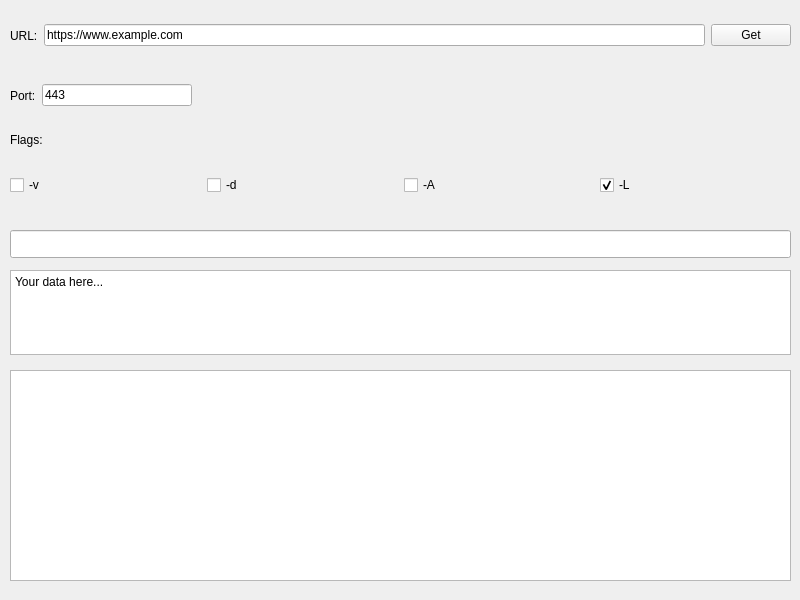
abmaurya/QcURL, file mainwindow.ui: the form before one commit.
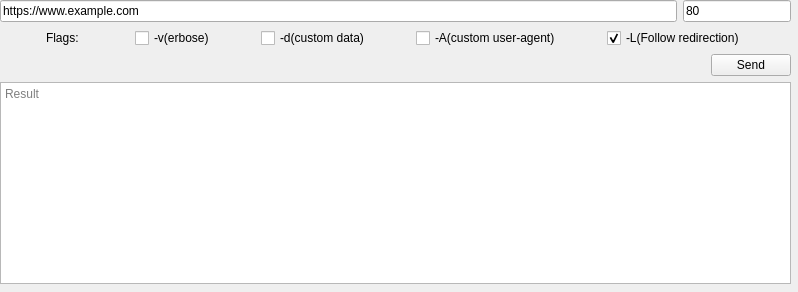
The form after the commit.

Commit message: add data and agent text fields dynamically

```diff
--- a/mainwindow.ui
+++ b/mainwindow.ui
@@ -6,70 +6,146 @@
    <rect>
     <x>0</x>
     <y>0</y>
-    <width>800</width>
-    <height>600</height>
+    <width>798</width>
+    <height>292</height>
    </rect>
   </property>
   <property name="windowTitle">
    <string>MainWindow</string>
   </property>
   <widget class="QWidget" name="centralwidget">
-   <widget class="QTextBrowser" name="resultTextBrowser">
-    <property name="geometry">
-     <rect>
-      <x>10</x>
-      <y>370</y>
-      <width>781</width>
-      <height>211</height>
-     </rect>
-    </property>
-   </widget>
-   <widget class="QLabel" name="flagsLabel">
+   <property name="styleSheet">
+    <string notr="true">vertical-align: top;</string>
+   </property>
+   <widget class="QWidget" name="verticalLayoutWidget">
     <property name="geometry">
      <rect>
-      <x>10</x>
-      <y>130</y>
-      <width>37</width>
-      <height>20</height>
+      <x>0</x>
+      <y>0</y>
+      <width>791</width>
+      <height>291</height>
      </rect>
     </property>
+    <layout class="QVBoxLayout" name="mainWindowLayout" stretch="0,0,0,0">
+     <property name="bottomMargin">
+      <number>7</number>
+     </property>
+     <item>
+      <layout class="QHBoxLayout" name="urlPortSectionHLayout" stretch="1,0">
+       <item>
+        <widget class="QLineEdit" name="urlLineEdit">
+         <property name="sizePolicy">
+          <sizepolicy hsizetype="Expanding" vsizetype="Fixed">
+           <horstretch>0</horstretch>
+           <verstretch>0</verstretch>
+          </sizepolicy>
+         </property>
+         <property name="toolTip">
+          <string extracomment="Enter url"/>
+         </property>
+         <property name="inputMethodHints">
+          <set>Qt::InputMethodHint::ImhUrlCharactersOnly</set>
+         </property>
     <property name="text">
-     <string>Flags:</string>
-    </property>
-   </widget>
-   <widget class="QWidget" name="horizontalLayoutWidget">
-    <property name="geometry">
-     <rect>
-      <x>10</x>
-      <y>160</y>
-      <width>781</width>
-      <height>51</height>
-     </rect>
-    </property>
+          <string>https://www.example.com</string>
+         </property>
+         <property name="placeholderText">
+          <string>URL</string>
+         </property>
+        </widget>
+       </item>
+       <item>
+        <widget class="QLineEdit" name="portLineEdit">
+         <property name="sizePolicy">
+          <sizepolicy hsizetype="Fixed" vsizetype="Fixed">
+           <horstretch>0</horstretch>
+           <verstretch>0</verstretch>
+          </sizepolicy>
+         </property>
+         <property name="toolTip">
+          <string extracomment="Enter url"/>
+         </property>
+         <property name="inputMethodHints">
+          <set>Qt::InputMethodHint::ImhDigitsOnly</set>
+         </property>
+         <property name="text">
+          <string>80</string>
+         </property>
+         <property name="placeholderText">
+          <string>Port number</string>
+         </property>
+        </widget>
+       </item>
+      </layout>
+     </item>
+     <item>
     <layout class="QHBoxLayout" name="flagOptionsSectionHlLayout">
+       <property name="spacing">
+        <number>0</number>
+       </property>
+       <item>
+        <widget class="QLabel" name="flagsLabel">
+         <property name="sizePolicy">
+          <sizepolicy hsizetype="Fixed" vsizetype="Fixed">
+           <horstretch>1</horstretch>
+           <verstretch>0</verstretch>
+          </sizepolicy>
+         </property>
+         <property name="text">
+          <string>Flags:   </string>
+         </property>
+         <property name="alignment">
+          <set>Qt::AlignmentFlag::AlignLeading|Qt::AlignmentFlag::AlignLeft|Qt::AlignmentFlag::AlignVCenter</set>
+         </property>
+        </widget>
+       </item>
      <item>
       <widget class="QCheckBox" name="verbosCheckBox">
+         <property name="sizePolicy">
+          <sizepolicy hsizetype="Fixed" vsizetype="Fixed">
+           <horstretch>0</horstretch>
+           <verstretch>0</verstretch>
+          </sizepolicy>
+         </property>
        <property name="text">
-        <string>-v</string>
+          <string>-v(erbose)</string>
        </property>
       </widget>
      </item>
      <item>
       <widget class="QCheckBox" name="dataCheckBox">
+         <property name="sizePolicy">
+          <sizepolicy hsizetype="Fixed" vsizetype="Fixed">
+           <horstretch>0</horstretch>
+           <verstretch>0</verstretch>
+          </sizepolicy>
+         </property>
        <property name="text">
-        <string>-d</string>
+          <string>-d(custom data)</string>
        </property>
       </widget>
      </item>
      <item>
       <widget class="QCheckBox" name="userAgentCheckBox">
+         <property name="sizePolicy">
+          <sizepolicy hsizetype="Fixed" vsizetype="Fixed">
+           <horstretch>0</horstretch>
+           <verstretch>0</verstretch>
+          </sizepolicy>
+         </property>
        <property name="text">
-        <string>-A</string>
+          <string extracomment="asda">-A(custom user-agent)</string>
        </property>
       </widget>
      </item>
      <item>
       <widget class="QCheckBox" name="followRedirectCheckBox">
+         <property name="sizePolicy">
+          <sizepolicy hsizetype="Fixed" vsizetype="Fixed">
+           <horstretch>0</horstretch>
+           <verstretch>0</verstretch>
+          </sizepolicy>
+         </property>
        <property name="toolTip">
         <string extracomment="Follow url redirection"/>
        </property>
@@ -83,7 +159,7 @@
         <bool>false</bool>
        </property>
        <property name="text">
-        <string>-L</string>
+          <string>-L(Follow redirection)</string>
        </property>
        <property name="checked">
         <bool>true</bool>
@@ -91,147 +167,32 @@
       </widget>
      </item>
     </layout>
-   </widget>
-   <widget class="QWidget" name="horizontalLayoutWidget_2">
-    <property name="geometry">
-     <rect>
-      <x>10</x>
-      <y>10</y>
-      <width>781</width>
-      <height>51</height>
-     </rect>
-    </property>
-    <layout class="QHBoxLayout" name="urlSectionHLayout">
-     <item>
-      <widget class="QLabel" name="urlLabel">
-       <property name="text">
-        <string>URL:</string>
-       </property>
-      </widget>
      </item>
      <item>
-      <widget class="QLineEdit" name="urlLineEdit">
-       <property name="toolTip">
-        <string extracomment="Enter url"/>
+      <widget class="QPushButton" name="sendPutPushButton">
+       <property name="sizePolicy">
+        <sizepolicy hsizetype="Maximum" vsizetype="Fixed">
+         <horstretch>0</horstretch>
+         <verstretch>0</verstretch>
+        </sizepolicy>
        </property>
-       <property name="text">
-        <string>https://www.example.com</string>
+       <property name="layoutDirection">
+        <enum>Qt::LayoutDirection::RightToLeft</enum>
        </property>
-      </widget>
-     </item>
-     <item>
-      <widget class="QPushButton" name="getPutPushButton">
        <property name="text">
-        <string>Get</string>
+        <string>Send</string>
        </property>
       </widget>
      </item>
-    </layout>
-   </widget>
-   <widget class="QWidget" name="horizontalLayoutWidget_3">
-    <property name="geometry">
-     <rect>
-      <x>10</x>
-      <y>70</y>
-      <width>781</width>
-      <height>51</height>
-     </rect>
-    </property>
-    <layout class="QHBoxLayout" name="portSectionHLayout">
      <item>
-      <widget class="QLabel" name="portLabel">
-       <property name="text">
-        <string>Port:</string>
+      <widget class="QTextBrowser" name="resultTextBrowser">
+       <property name="placeholderText">
+        <string>Result</string>
        </property>
       </widget>
      </item>
-     <item>
-      <widget class="QLineEdit" name="portLineEdit">
-       <property name="toolTip">
-        <string extracomment="Enter url"/>
-       </property>
-       <property name="text">
-        <string>443</string>
-       </property>
-      </widget>
-     </item>
-     <item>
-      <spacer name="horizontalSpacer_4">
-       <property name="orientation">
-        <enum>Qt::Horizontal</enum>
-       </property>
-       <property name="sizeHint" stdset="0">
-        <size>
-         <width>40</width>
-         <height>20</height>
-        </size>
-       </property>
-      </spacer>
-     </item>
-     <item>
-      <spacer name="horizontalSpacer_3">
-       <property name="orientation">
-        <enum>Qt::Horizontal</enum>
-       </property>
-       <property name="sizeHint" stdset="0">
-        <size>
-         <width>40</width>
-         <height>20</height>
-        </size>
-       </property>
-      </spacer>
-     </item>
-     <item>
-      <spacer name="horizontalSpacer_2">
-       <property name="orientation">
-        <enum>Qt::Horizontal</enum>
-       </property>
-       <property name="sizeHint" stdset="0">
-        <size>
-         <width>40</width>
-         <height>20</height>
-        </size>
-       </property>
-      </spacer>
-     </item>
-     <item>
-      <spacer name="horizontalSpacer">
-       <property name="orientation">
-        <enum>Qt::Horizontal</enum>
-       </property>
-       <property name="sizeHint" stdset="0">
-        <size>
-         <width>40</width>
-         <height>20</height>
-        </size>
-       </property>
-      </spacer>
-     </item>
     </layout>
    </widget>
-   <widget class="QLineEdit" name="userAgentLineEdit">
-    <property name="geometry">
-     <rect>
-      <x>10</x>
-      <y>230</y>
-      <width>781</width>
-      <height>28</height>
-     </rect>
-    </property>
-   </widget>
-   <widget class="QPlainTextEdit" name="putDataPlainTextEdit">
-    <property name="geometry">
-     <rect>
-      <x>10</x>
-      <y>270</y>
-      <width>781</width>
-      <height>85</height>
-     </rect>
-    </property>
-    <property name="plainText">
-     <string>Your data here...</string>
-    </property>
-   </widget>
   </widget>
  </widget>
  <resources/>
```
Lines whose indentation alone changed are shown as unchanged. The commit also changes 2 other files.
